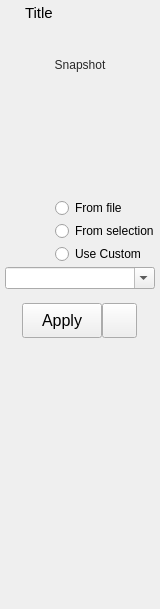
Qt form src/studiolibrarymaya/resource/ui/BaseLoadWidget.ui (krathjen/studiolibrary) before a commit.
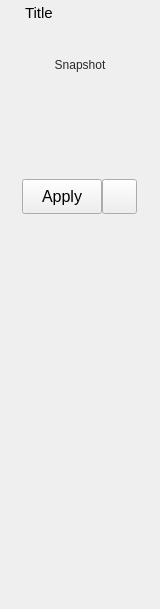
The same form after that commit. Icons and pictures are not drawn.

Commit message: Use the field widgets for the namespace options

```diff
--- a/src/studiolibrarymaya/resource/ui/BaseLoadWidget.ui
+++ b/src/studiolibrarymaya/resource/ui/BaseLoadWidget.ui
@@ -324,33 +324,6 @@
       <property name="margin">
        <number>0</number>
       </property>
-      <item>
-       <widget class="QFrame" name="infoTitleFrame">
-        <property name="minimumSize">
-         <size>
-          <width>0</width>
-          <height>10</height>
-         </size>
-        </property>
-        <property name="styleSheet">
-         <string notr="true"/>
-        </property>
-        <property name="frameShape">
-         <enum>QFrame::NoFrame</enum>
-        </property>
-        <property name="frameShadow">
-         <enum>QFrame::Raised</enum>
-        </property>
-        <layout class="QVBoxLayout" name="verticalLayout_5">
-         <property name="spacing">
-          <number>0</number>
-         </property>
-         <property name="margin">
-          <number>0</number>
-         </property>
-        </layout>
-       </widget>
-      </item>
       <item>
        <widget class="QFrame" name="infoFrame">
         <property name="sizePolicy">
@@ -417,39 +390,6 @@
       <property name="margin">
        <number>0</number>
       </property>
-      <item>
-       <widget class="QFrame" name="optionsTitleFrame">
-        <property name="sizePolicy">
-         <sizepolicy hsizetype="Preferred" vsizetype="Preferred">
-          <horstretch>0</horstretch>
-          <verstretch>0</verstretch>
-         </sizepolicy>
-        </property>
-        <property name="minimumSize">
-         <size>
-          <width>0</width>
-          <height>10</height>
-         </size>
-        </property>
-        <property name="styleSheet">
-         <string notr="true"/>
-        </property>
-        <property name="frameShape">
-         <enum>QFrame::NoFrame</enum>
-        </property>
-        <property name="frameShadow">
-         <enum>QFrame::Raised</enum>
-        </property>
-        <layout class="QVBoxLayout" name="verticalLayout_19">
-         <property name="spacing">
-          <number>0</number>
-         </property>
-         <property name="margin">
-          <number>0</number>
-         </property>
-        </layout>
-       </widget>
-      </item>
       <item>
        <widget class="QFrame" name="optionsFrame">
         <property name="sizePolicy">
@@ -516,274 +456,6 @@
       <property name="margin">
        <number>0</number>
       </property>
-      <item>
-       <widget class="QFrame" name="namespaceTitleFrame">
-        <property name="minimumSize">
-         <size>
-          <width>0</width>
-          <height>10</height>
-         </size>
-        </property>
-        <property name="styleSheet">
-         <string notr="true"/>
-        </property>
-        <property name="frameShape">
-         <enum>QFrame::NoFrame</enum>
-        </property>
-        <property name="frameShadow">
-         <enum>QFrame::Raised</enum>
-        </property>
-        <layout class="QVBoxLayout" name="verticalLayout_17">
-         <property name="spacing">
-          <number>0</number>
-         </property>
-         <property name="margin">
-          <number>0</number>
-         </property>
-        </layout>
-       </widget>
-      </item>
-      <item>
-       <widget class="QFrame" name="namespaceFrame">
-        <property name="sizePolicy">
-         <sizepolicy hsizetype="Preferred" vsizetype="Expanding">
-          <horstretch>0</horstretch>
-          <verstretch>0</verstretch>
-         </sizepolicy>
-        </property>
-        <property name="styleSheet">
-         <string notr="true"/>
-        </property>
-        <property name="frameShape">
-         <enum>QFrame::NoFrame</enum>
-        </property>
-        <property name="frameShadow">
-         <enum>QFrame::Raised</enum>
-        </property>
-        <layout class="QVBoxLayout" name="verticalLayout_18">
-         <property name="spacing">
-          <number>3</number>
-         </property>
-         <property name="leftMargin">
-          <number>0</number>
-         </property>
-         <property name="topMargin">
-          <number>3</number>
-         </property>
-         <property name="rightMargin">
-          <number>0</number>
-         </property>
-         <property name="bottomMargin">
-          <number>0</number>
-         </property>
-         <item>
-          <layout class="QHBoxLayout" name="horizontalLayout_5">
-           <property name="spacing">
-            <number>2</number>
-           </property>
-           <property name="leftMargin">
-            <number>0</number>
-           </property>
-           <property name="topMargin">
-            <number>0</number>
-           </property>
-           <item>
-            <widget class="QLabel" name="label_16">
-             <property name="sizePolicy">
-              <sizepolicy hsizetype="Preferred" vsizetype="Preferred">
-               <horstretch>2</horstretch>
-               <verstretch>0</verstretch>
-              </sizepolicy>
-             </property>
-             <property name="minimumSize">
-              <size>
-               <width>40</width>
-               <height>0</height>
-              </size>
-             </property>
-             <property name="maximumSize">
-              <size>
-               <width>16777215</width>
-               <height>16777215</height>
-              </size>
-             </property>
-             <property name="layoutDirection">
-              <enum>Qt::LeftToRight</enum>
-             </property>
-             <property name="text">
-              <string/>
-             </property>
-             <property name="alignment">
-              <set>Qt::AlignRight|Qt::AlignTrailing|Qt::AlignVCenter</set>
-             </property>
-            </widget>
-           </item>
-           <item>
-            <widget class="QRadioButton" name="useFileNamespace">
-             <property name="sizePolicy">
-              <sizepolicy hsizetype="Preferred" vsizetype="Fixed">
-               <horstretch>4</horstretch>
-               <verstretch>0</verstretch>
-              </sizepolicy>
-             </property>
-             <property name="minimumSize">
-              <size>
-               <width>100</width>
-               <height>0</height>
-              </size>
-             </property>
-             <property name="text">
-              <string>From file</string>
-             </property>
-            </widget>
-           </item>
-          </layout>
-         </item>
-         <item>
-          <layout class="QHBoxLayout" name="horizontalLayout_10">
-           <property name="spacing">
-            <number>2</number>
-           </property>
-           <property name="leftMargin">
-            <number>0</number>
-           </property>
-           <property name="topMargin">
-            <number>0</number>
-           </property>
-           <item>
-            <widget class="QLabel" name="label_17">
-             <property name="sizePolicy">
-              <sizepolicy hsizetype="Preferred" vsizetype="Preferred">
-               <horstretch>2</horstretch>
-               <verstretch>0</verstretch>
-              </sizepolicy>
-             </property>
-             <property name="minimumSize">
-              <size>
-               <width>40</width>
-               <height>0</height>
-              </size>
-             </property>
-             <property name="maximumSize">
-              <size>
-               <width>16777215</width>
-               <height>16777215</height>
-              </size>
-             </property>
-             <property name="layoutDirection">
-              <enum>Qt::LeftToRight</enum>
-             </property>
-             <property name="text">
-              <string/>
-             </property>
-             <property name="alignment">
-              <set>Qt::AlignRight|Qt::AlignTrailing|Qt::AlignVCenter</set>
-             </property>
-            </widget>
-           </item>
-           <item>
-            <widget class="QRadioButton" name="useSelectionNamespace">
-             <property name="sizePolicy">
-              <sizepolicy hsizetype="Preferred" vsizetype="Fixed">
-               <horstretch>4</horstretch>
-               <verstretch>0</verstretch>
-              </sizepolicy>
-             </property>
-             <property name="minimumSize">
-              <size>
-               <width>100</width>
-               <height>0</height>
-              </size>
-             </property>
-             <property name="text">
-              <string>From selection</string>
-             </property>
-            </widget>
-           </item>
-          </layout>
-         </item>
-         <item>
-          <layout class="QHBoxLayout" name="horizontalLayout_12">
-           <property name="spacing">
-            <number>2</number>
-           </property>
-           <property name="leftMargin">
-            <number>0</number>
-           </property>
-           <property name="topMargin">
-            <number>0</number>
-           </property>
-           <item>
-            <widget class="QLabel" name="label_19">
-             <property name="sizePolicy">
-              <sizepolicy hsizetype="Preferred" vsizetype="Preferred">
-               <horstretch>2</horstretch>
-               <verstretch>0</verstretch>
-              </sizepolicy>
-             </property>
-             <property name="minimumSize">
-              <size>
-               <width>40</width>
-               <height>0</height>
-              </size>
-             </property>
-             <property name="maximumSize">
-              <size>
-               <width>16777215</width>
-               <height>16777215</height>
-              </size>
-             </property>
-             <property name="layoutDirection">
-              <enum>Qt::LeftToRight</enum>
-             </property>
-             <property name="text">
-              <string/>
-             </property>
-             <property name="alignment">
-              <set>Qt::AlignRight|Qt::AlignTrailing|Qt::AlignVCenter</set>
-             </property>
-            </widget>
-           </item>
-           <item>
-            <widget class="QRadioButton" name="useCustomNamespace">
-             <property name="sizePolicy">
-              <sizepolicy hsizetype="Preferred" vsizetype="Fixed">
-               <horstretch>4</horstretch>
-               <verstretch>0</verstretch>
-              </sizepolicy>
-             </property>
-             <property name="minimumSize">
-              <size>
-               <width>100</width>
-               <height>0</height>
-              </size>
-             </property>
-             <property name="text">
-              <string>Use Custom</string>
-             </property>
-            </widget>
-           </item>
-          </layout>
-         </item>
-         <item>
-          <widget class="QComboBox" name="namespaceComboBox">
-           <property name="sizePolicy">
-            <sizepolicy hsizetype="Preferred" vsizetype="Preferred">
-             <horstretch>0</horstretch>
-             <verstretch>0</verstretch>
-            </sizepolicy>
-           </property>
-           <property name="editable">
-            <bool>true</bool>
-           </property>
-           <property name="frame">
-            <bool>true</bool>
-           </property>
-          </widget>
-         </item>
-        </layout>
-       </widget>
-      </item>
      </layout>
     </widget>
    </item>
```
The commit also changes 8 other files.
